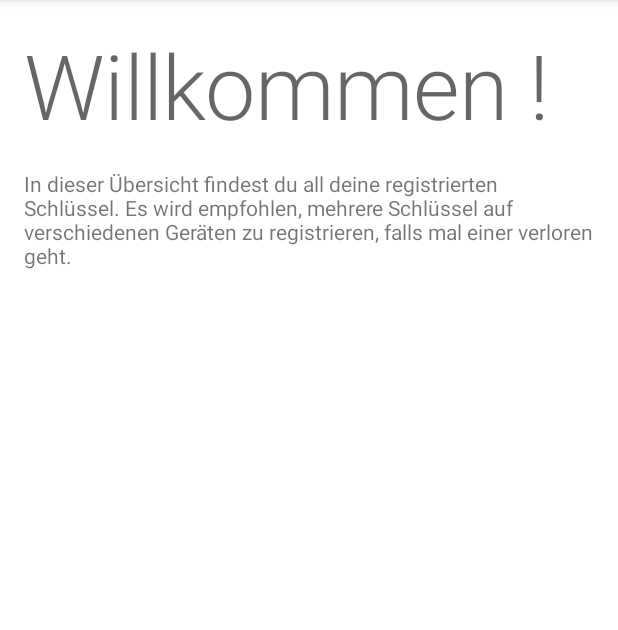
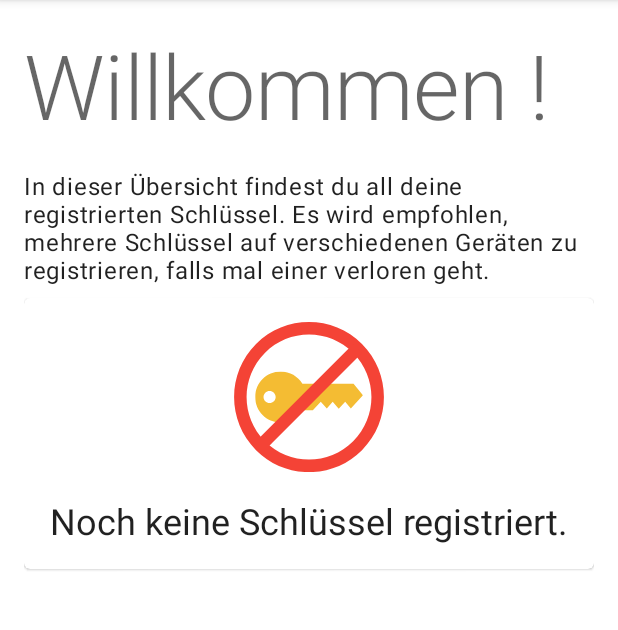
Before and after one commit to winkloid/Android_ArmadilLogin, an Android app: the fragment UserOverviewFragment shown on its own in the app's theme, on a phone screen of 412 x 824 dp, the part 84-714 px from its top. Run offline under Robolectric (Android 15) with nearby library versions, the phone set to English and light mode, and no system bars; our stand-ins replace data binding.

Commit message:
:construction: Added item layout and recyclerview adapter for credentials and layout for the case that there is no key registered.

```diff
--- a/app/src/main/java/de/tuchemnitz/armadillogin/ui/login/LoginKeyFragment.kt
+++ b/app/src/main/java/de/tuchemnitz/armadillogin/ui/login/LoginKeyFragment.kt
@@ -98,6 +98,7 @@ class LoginKeyFragment : Fragment() {
                         userViewModel.signInResponse(data)
                         Log.d(LOG_TAG, "$data")
 
+                        // inserted by winkloid
                         // observe whether signInResponse already completed and suceeded and if so, go to next fragment
                         userViewModel.signInReady.observe(viewLifecycleOwner) { signInReady ->
                             if (signInReady) {
--- a/app/src/main/java/de/tuchemnitz/armadillogin/ui/user/UserOverviewFragment.kt
+++ b/app/src/main/java/de/tuchemnitz/armadillogin/ui/user/UserOverviewFragment.kt
@@ -6,6 +6,7 @@ import android.view.LayoutInflater
 import android.view.View
 import android.view.ViewGroup
 import androidx.fragment.app.activityViewModels
+import androidx.recyclerview.widget.LinearLayoutManager
 import de.tuchemnitz.armadillogin.R
 import de.tuchemnitz.armadillogin.databinding.FragmentRegisterKeyBinding
 import de.tuchemnitz.armadillogin.databinding.FragmentUserOverviewBinding
@@ -19,6 +20,11 @@ import de.tuchemnitz.armadillogin.model.UserDataViewModel
  * create an instance of this fragment.
  */
 class UserOverviewFragment : Fragment() {
+
+    companion object {
+        private const val LOG_TAG = "UserOverviewFragment"
+        private const val FRAGMENT_DELETE_CONFIRMATION = "delete_confirmation"
+    }
 
     private var binding: FragmentUserOverviewBinding? = null
     private val sharedViewModel: ArmadilloViewModel by activityViewModels()
@@ -40,6 +46,26 @@ class UserOverviewFragment : Fragment() {
             userOverviewFragment = this@UserOverviewFragment
             userDataModel = userViewModel
         }
+
+        // credentials recyclerview binding
+        // these lines are used as shown in https://github.com/googlecodelabs/fido2-codelab in HomeFragment
+        /*
+        val credentialAdapter = CredentialAdapter { credentialId ->
+            DeleteConfirmationFragment.newInstance(credentialId)
+                .show(childFragmentManager, FRAGMENT_DELETE_CONFIRMATION)
+        }
+        binding?.recyclerviewUserOverviewCredentials?.run {
+            layoutManager = LinearLayoutManager(view.context)
+            adapter = credentialAdapter
+        }
+        userViewModel.credentialList.observe(viewLifecycleOwner) { credentialList ->
+            credentialAdapter.submitList(credentialList)
+            binding?.userOverviewCredentialPlaceholder?.visibility = if (credentialList.isEmpty()) {
+                View.VISIBLE
+            } else {
+                View.INVISIBLE
+            }
+        }*/
     }
 
     override fun onResume() {
--- /dev/null
+++ b/app/src/main/res/drawable/ic_user_overview_no_keys.xml
@@ -0,0 +1,29 @@
+<vector xmlns:android="http://schemas.android.com/apk/res/android"
+    android:width="375dp"
+    android:height="375dp"
+    android:viewportWidth="375"
+    android:viewportHeight="375">
+  <group>
+    <clip-path
+        android:pathData="M52.961,123.801L322.211,123.801L322.211,251.301L52.961,251.301ZM52.961,123.801"/>
+    <path
+        android:pathData="M298.891,154.484L171.094,154.484C159.914,136.133 139.719,123.879 116.664,123.879C81.484,123.879 52.961,152.41 52.961,187.602C52.961,222.797 81.484,251.328 116.664,251.328C139.719,251.328 159.914,239.074 171.094,220.719L171.094,220.723L197.074,220.723L216.914,199.094L232.059,216.332L246.68,199.094L261.82,216.855L278.008,199.094L292.105,216.332L322.387,182.902ZM88.992,202.75C80.629,202.75 73.848,195.973 73.848,187.602C73.848,179.238 80.625,172.457 88.992,172.457C97.352,172.457 104.133,179.238 104.133,187.602C104.133,195.973 97.352,202.75 88.992,202.75ZM88.992,202.75"
+        android:fillColor="#F4BC33"
+        android:fillType="nonZero"
+        android:strokeColor="#00000000"/>
+  </group>
+  <group>
+    <clip-path
+        android:pathData="M0,0.234L375,0.234L375,375L0,375ZM0,0.234"/>
+    <path
+        android:pathData="M319.949,55.156C356.52,91.773 374.809,139.766 374.809,187.754C374.809,235.742 356.52,283.734 319.949,320.352C283.383,356.969 235.453,375.277 187.52,375.277C139.59,375.277 91.66,356.969 55.09,320.352C18.52,283.734 0.234,235.742 0.234,187.754C0.234,139.766 18.52,91.773 55.09,55.156C91.66,18.543 139.59,0.234 187.52,0.234C235.449,0.234 283.379,18.543 319.949,55.156ZM343.594,187.754C343.594,147.762 328.355,107.77 297.883,77.258C267.406,46.742 227.465,31.488 187.52,31.488C147.574,31.488 107.633,46.742 77.16,77.258C46.684,107.77 31.449,147.762 31.449,187.754C31.449,227.746 46.684,267.742 77.16,298.254C107.633,328.762 147.574,344.02 187.52,344.02C227.465,344.02 267.406,328.762 297.883,298.254C328.355,267.742 343.594,227.746 343.594,187.754"
+        android:fillColor="#F44336"
+        android:fillType="nonZero"
+        android:strokeColor="#00000000"/>
+  </group>
+  <path
+      android:pathData="M319.949,77.258L77.16,320.352L55.09,298.25L297.883,55.16L319.949,77.258"
+      android:fillColor="#F44336"
+      android:fillType="nonZero"
+      android:strokeColor="#00000000"/>
+</vector>
--- a/app/src/main/res/layout/fragment_user_overview.xml
+++ b/app/src/main/res/layout/fragment_user_overview.xml
@@ -42,6 +42,8 @@
                 android:layout_height="wrap_content"
                 android:layout_marginTop="16dp"
                 android:text="@string/user_overview_explanation"
+                android:textAppearance="@style/TextAppearance.MaterialComponents.Body1"
+
                 app:layout_constraintStart_toStartOf="parent"
                 app:layout_constraintTop_toBottomOf="@+id/textview_user_overview_title" />
 
@@ -52,8 +54,43 @@
                 android:layout_marginTop="16dp"
                 app:layout_constraintStart_toStartOf="parent"
                 app:layout_constraintTop_toBottomOf="@+id/textview_user_overview_explanation"
-                tools:listitem="@layout/item_credential"/>
+                tools:listitem="@layout/item_credential" />
 
+            <com.google.android.material.card.MaterialCardView
+                android:id="@+id/user_overview_credential_placeholder"
+                android:layout_width="match_parent"
+                android:layout_height="wrap_content"
+                android:layout_marginTop="8dp"
+                app:layout_constraintTop_toBottomOf="@+id/textview_user_overview_explanation">
+
+                <androidx.constraintlayout.widget.ConstraintLayout
+                    android:layout_width="match_parent"
+                    android:layout_height="match_parent"
+                    android:paddingTop="16dp"
+                    android:paddingBottom="16dp">
+
+                    <ImageView
+                        android:id="@+id/imageview_user_overview_credential_placeholder"
+                        android:layout_width="100sp"
+                        android:layout_height="100sp"
+                        android:src="@drawable/ic_user_overview_no_keys"
+                        app:layout_constraintEnd_toEndOf="parent"
+                        app:layout_constraintStart_toStartOf="parent"
+                        app:layout_constraintTop_toTopOf="parent" />
+
+                    <TextView
+                        android:id="@+id/textview_user_overview_credential_placeholder"
+                        android:layout_width="wrap_content"
+                        android:layout_height="wrap_content"
+                        android:layout_marginTop="16dp"
+                        android:text="@string/user_overview_credential_placeholder"
+                        android:textAlignment="center"
+                        android:textAppearance="@style/TextAppearance.MaterialComponents.Headline5"
+                        app:layout_constraintEnd_toEndOf="parent"
+                        app:layout_constraintStart_toStartOf="parent"
+                        app:layout_constraintTop_toBottomOf="@+id/imageview_user_overview_credential_placeholder" />
+                </androidx.constraintlayout.widget.ConstraintLayout>
+            </com.google.android.material.card.MaterialCardView>
         </androidx.constraintlayout.widget.ConstraintLayout>
     </androidx.coordinatorlayout.widget.CoordinatorLayout>
 
--- a/app/src/main/res/values/strings.xml
+++ b/app/src/main/res/values/strings.xml
@@ -59,4 +59,6 @@
     <string name="user_overview_title">Willkommen %s!</string>
     <string name="user_overview_explanation">In dieser Übersicht findest du all deine registrierten Schlüssel. Es wird empfohlen, mehrere Schlüssel auf verschiedenen Geräten zu registrieren, falls mal einer verloren geht.</string>
     <string name="user_overview_label">Übersicht</string>
+    <string name="user_overview_delete_credential">Schlüssel löschen</string>
+    <string name="user_overview_credential_placeholder">Noch keine Schlüssel registriert.</string>
 </resources>
```
Also changed, not shown: app/src/main/java/de/tuchemnitz/armadillogin/ui/user/CredentialAdapter.kt (added, +65 -0 lines), app/src/main/res/layout/item_credential.xml (+44 -4 lines).
